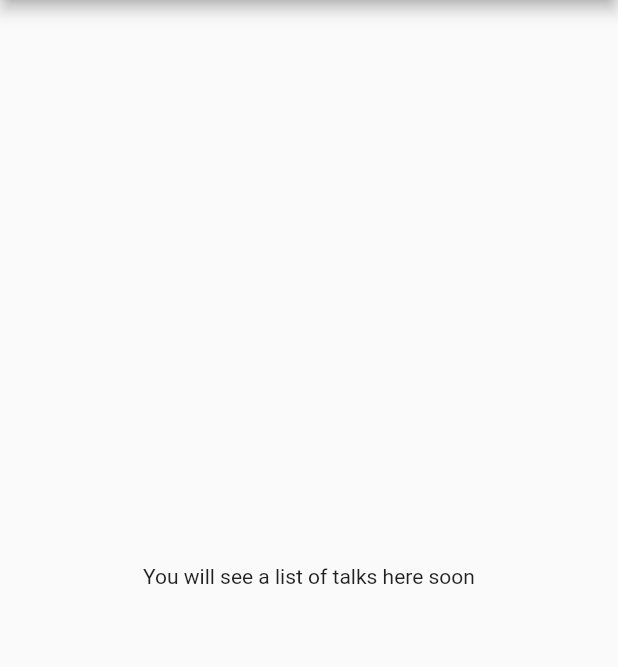
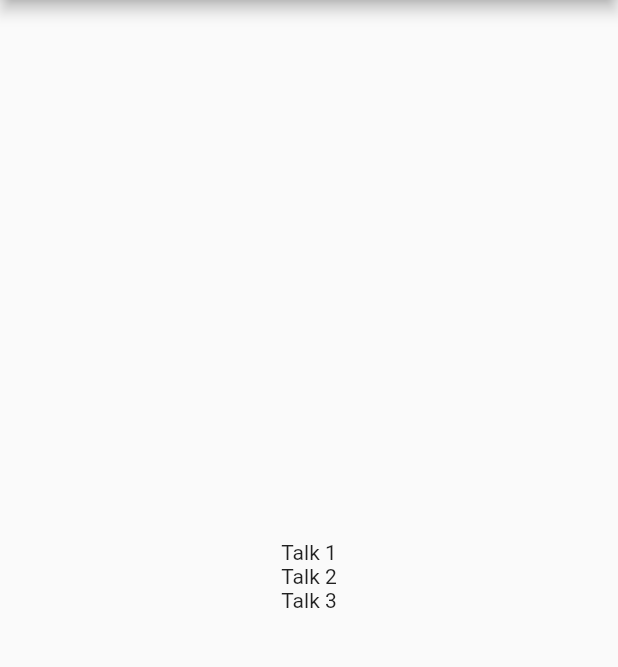
Before and after one commit to random82/talkrater, a Flutter app: the screen it shows after launch, on a phone screen of 412 x 824 dp, the part 84-751 px from its top. Run offline on Flutter 3.47's test engine with Material 2 defaults, Android fonts, the phone set to English and light mode, and no system bars.

Commit message:
Three talks

```diff
--- a/talkrater/lib/main.dart
+++ b/talkrater/lib/main.dart
@@ -81,9 +81,9 @@ class _MyHomePageState extends State<MyHomePage> {
           // horizontal).
           mainAxisAlignment: MainAxisAlignment.center,
           children: <Widget>[
-            Text(
-              'You will see a list of talks here soon',
-            ),
+            Text('Talk 1'),
+            Text('Talk 2'),
+            Text('Talk 3'),
           ],
         ),
       ),
```
